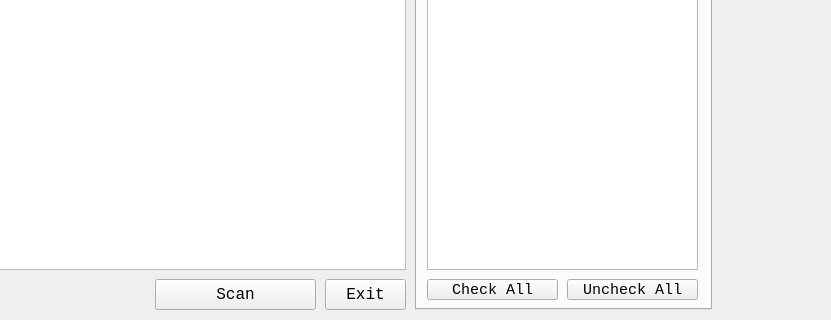
Above: res/main.ui from kim-do-hyeon/volatility-gui before the change; both pictures show x 425 to 1256 and y 191 to 511 of the 1256 by 511 pixel window. Below: the same form after it.
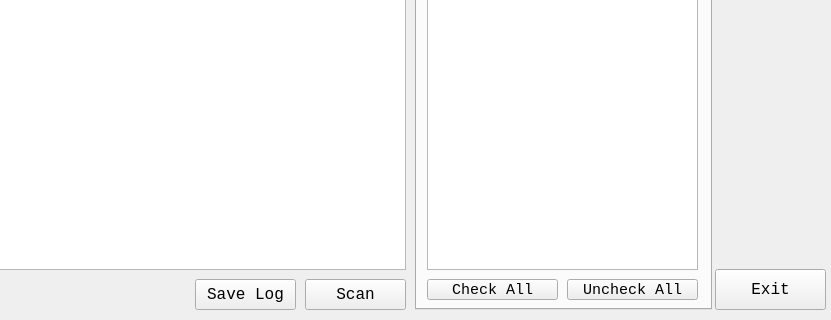
That is the form after the change.

```diff
--- a/res/main.ui
+++ b/res/main.ui
@@ -17,10 +17,10 @@
    <widget class="QPushButton" name="btn_exit">
     <property name="geometry">
      <rect>
-      <x>750</x>
-      <y>470</y>
-      <width>81</width>
-      <height>31</height>
+      <x>1140</x>
+      <y>460</y>
+      <width>111</width>
+      <height>41</height>
      </rect>
     </property>
     <property name="font">
@@ -144,9 +144,9 @@
    <widget class="QPushButton" name="btn_scan">
     <property name="geometry">
      <rect>
-      <x>580</x>
+      <x>730</x>
       <y>470</y>
-      <width>161</width>
+      <width>101</width>
       <height>31</height>
      </rect>
     </property>
@@ -429,6 +429,25 @@
      <string>Examine</string>
     </property>
    </widget>
+   <widget class="QPushButton" name="btn_save">
+    <property name="geometry">
+     <rect>
+      <x>620</x>
+      <y>470</y>
+      <width>101</width>
+      <height>31</height>
+     </rect>
+    </property>
+    <property name="font">
+     <font>
+      <family>Consolas</family>
+      <pointsize>12</pointsize>
+     </font>
+    </property>
+    <property name="text">
+     <string>Save Log</string>
+    </property>
+   </widget>
   </widget>
  </widget>
  <resources/>
```
